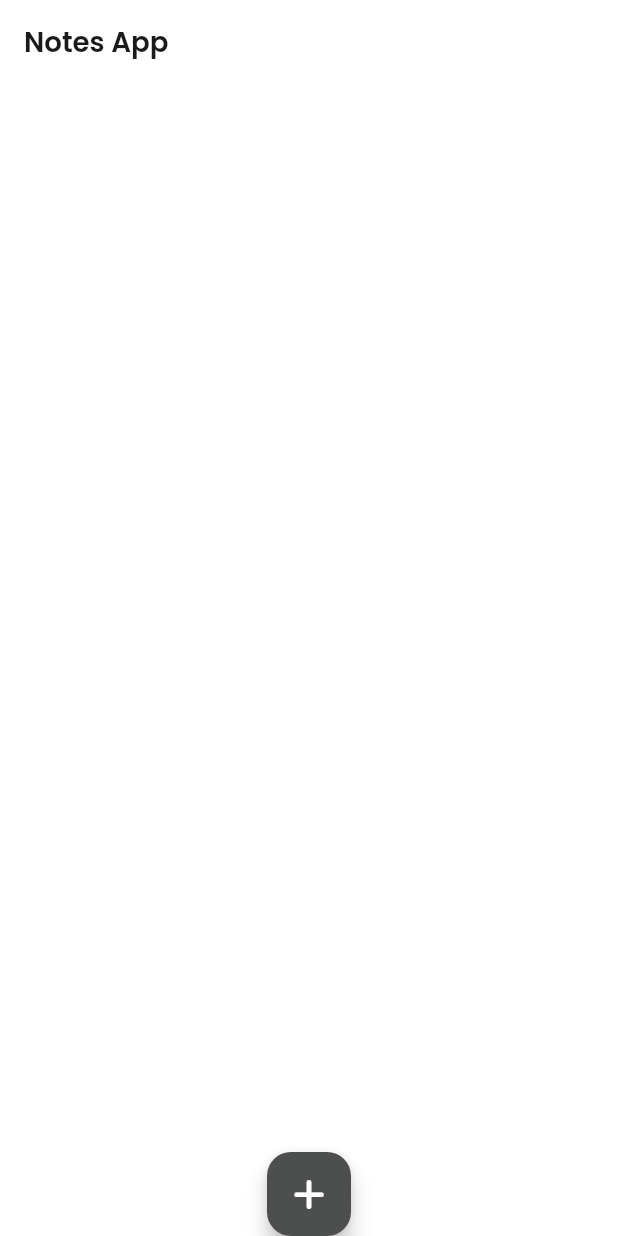
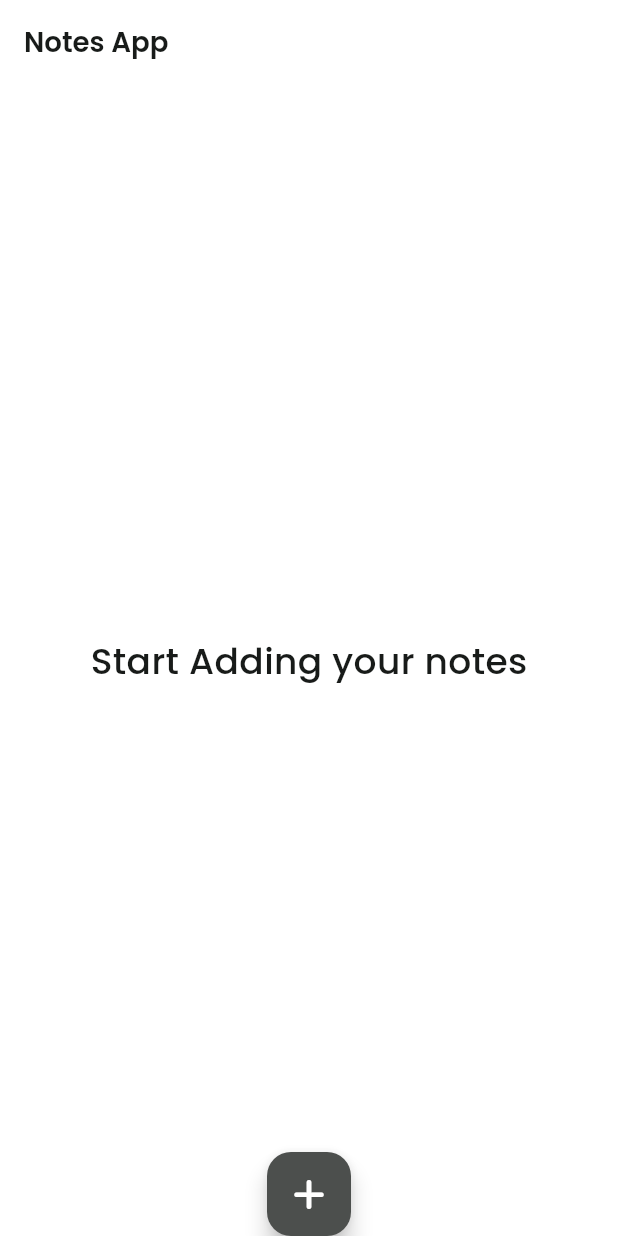
Before and after one commit to AhmedAbogameel-CCIC-2024/notes_app, a Flutter app: the screen it shows after launch, on a phone screen of 412 x 824 dp. Run offline on Flutter 3.47's test engine with Material 3 defaults, Android fonts, the phone set to English and light mode, and no system bars; our stand-ins replace flutter_bloc, flutter_screenutil, font_awesome_flutter, shared_preferences.

Commit message:
migrate notes datasource to cubit

```diff
--- a/lib/core/datasources/notes.dart
+++ b/lib/views/notes/cubit.dart
@@ -1,11 +1,15 @@
 import 'dart:convert';
 
+import 'package:flutter_bloc/flutter_bloc.dart';
+import 'package:notes_app/views/notes/states.dart';
 import 'package:shared_preferences/shared_preferences.dart';
 
-import '../models/note.dart';
+import '../../core/models/note.dart';
 
-class NotesDatasource {
-  static final NotesDatasource instance = NotesDatasource();
+class NotesCubit extends Cubit<NotesStates> {
+  NotesCubit() : super(NotesInit());
+
+  static NotesCubit of(context) => BlocProvider.of(context);
 
   List<Note> notes = [];
 
@@ -18,18 +22,23 @@ class NotesDatasource {
       ),
     );
     _cacheCurrentNotes();
+    emit(NotesInit());
   }
 
   Future<List<Note>> getNotes() async {
+    emit(NotesLoading());
+    await Future.delayed(Duration(seconds: 2));
     final SharedPreferences prefs = await SharedPreferences.getInstance();
     final jsonNotes = prefs.getStringList('notes') ?? [];
     notes = jsonNotes.map((e) => Note.fromJson(e)).toList();
+    emit(NotesInit());
     return notes;
   }
 
   Future<void> deleteNote(Note value) async {
     notes.remove(value);
     _cacheCurrentNotes();
+    emit(NotesInit());
   }
 
   Future<void> _cacheCurrentNotes() async {
--- /dev/null
+++ b/lib/views/notes/states.dart
@@ -0,0 +1,5 @@
+abstract class NotesStates {}
+
+class NotesInit extends NotesStates {}
+
+class NotesLoading extends NotesStates {}
--- a/lib/views/notes/view.dart
+++ b/lib/views/notes/view.dart
@@ -1,70 +1,66 @@
 import 'package:flutter/material.dart';
+import 'package:flutter_bloc/flutter_bloc.dart';
 import 'package:font_awesome_flutter/font_awesome_flutter.dart';
 import 'package:notes_app/core/extensions/num.dart';
 import 'package:notes_app/core/route_utils/route_utils.dart';
 import 'package:notes_app/core/utils/colors.dart';
+import 'package:notes_app/views/notes/cubit.dart';
+import 'package:notes_app/views/notes/states.dart';
 import 'package:notes_app/widgets/app_app_bar.dart';
+import 'package:notes_app/widgets/app_text.dart';
 
-import '../../core/datasources/notes.dart';
 import '../../widgets/app/note_card.dart';
+import '../../widgets/app_loading_indicator.dart';
 import '../add_note/view.dart';
 
-class NotesView extends StatefulWidget {
+class NotesView extends StatelessWidget {
   const NotesView({Key? key}) : super(key: key);
 
   @override
-  State<NotesView> createState() => _NotesViewState();
+  Widget build(BuildContext context) {
+    return BlocProvider(
+      create: (context) => NotesCubit()..getNotes(),
+      child: Scaffold(
+        appBar: AppAppBar(title: "Notes App"),
+        body: BlocBuilder<NotesCubit, NotesStates>(
+          builder: (context, state) {
+            final cubit = NotesCubit.of(context);
+            final notes = cubit.notes;
+            if (state is NotesLoading) {
+              return AppLoadingIndicator();
+            } else if (notes.isEmpty) {
+              return Center(
+                child: AppText(
+                  title: 'Start Adding your notes',
+                  fontSize: 24,
+                  fontWeight: FontWeight.w500,
+                  onTap: () => RouteUtils.push(context, AddNoteView()),
+                ),
+              );
             }
-
-class _NotesViewState extends State<NotesView> {
-  @override
-  void initState() {
-    getNotes();
-    super.initState();
-  }
-
-  void getNotes() async {
-    await NotesDatasource.instance.getNotes();
-    setState(() {});
-  }
-
-  @override
-  Widget build(BuildContext context) {
-    final datasource = NotesDatasource.instance;
-    final notes = datasource.notes;
-    return Scaffold(
-      appBar: AppAppBar(title: "Notes App"),
-      body: ListView.separated(
+            return ListView.separated(
               padding: EdgeInsets.fromLTRB(16, 16, 16, 110.height),
               itemCount: notes.length,
               itemBuilder: (context, index) {
-          final  note = notes[index];
+                final note = notes[index];
                 return NoteCard(
                   note: note,
-            onDelete: () {
-              datasource.deleteNote(note);
-              setState(() {});
-            },
-            onTap: () async {
-              await RouteUtils.push(context, AddNoteView(note: note));
-              setState(() {});
-            },
+                  onDelete: () => cubit.deleteNote(note),
+                  onTap: () => RouteUtils.push(context, AddNoteView(note: note)),
                 );
               },
               separatorBuilder: (context, index) => SizedBox(height: 12.height),
+            );
+          },
         ),
         floatingActionButton: FloatingActionButton(
-        onPressed: () async {
-          final result = await RouteUtils.push(context, AddNoteView());
-          if (result != null) {
-            setState(() {});
-          }
-        },
+          onPressed: () => RouteUtils.push(context, AddNoteView()),
           backgroundColor: AppColors.secondary,
           foregroundColor: AppColors.white,
           child: Icon(FontAwesomeIcons.plus),
         ),
         floatingActionButtonLocation: FloatingActionButtonLocation.centerDocked,
+      ),
     );
   }
 }
--- a/pubspec.yaml
+++ b/pubspec.yaml
@@ -16,6 +16,7 @@ dependencies:
   flutter_screenutil: ^5.9.3
   shared_preferences: ^2.3.2
   intl: ^0.19.0
+  flutter_bloc: ^8.1.6
 
 dev_dependencies:
   flutter_test:
```
Also changed, not shown: lib/widgets/app_loading_indicator.dart (added, +16 -0 lines), lib/main.dart (line endings or trailing spaces), pubspec.lock. Lines whose indentation alone changed are shown as unchanged.
